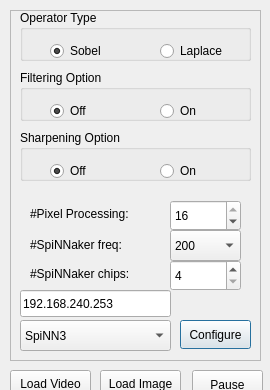
indarsugiarto/Graceful_VidPro, file gui/SpiNNvidStreamer/src/vidstreamer.ui: the form before one commit; both pictures show x 0 to 270 and y 0 to 390 of the 270 by 600 pixel window.
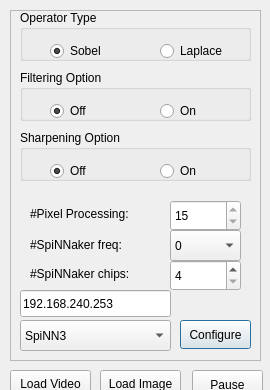
The form after the commit.

```diff
--- a/gui/SpiNNvidStreamer/src/vidstreamer.ui
+++ b/gui/SpiNNvidStreamer/src/vidstreamer.ui
@@ -275,6 +275,16 @@
       <height>31</height>
      </rect>
     </property>
+    <item>
+     <property name="text">
+      <string>0</string>
+     </property>
+    </item>
+    <item>
+     <property name="text">
+      <string>100</string>
+     </property>
+    </item>
     <item>
      <property name="text">
       <string>200</string>
@@ -334,14 +344,17 @@
       <height>31</height>
      </rect>
     </property>
+    <property name="readOnly">
+     <bool>true</bool>
+    </property>
     <property name="minimum">
      <number>1</number>
     </property>
     <property name="maximum">
-     <number>16</number>
+     <number>15</number>
     </property>
     <property name="value">
-     <number>16</number>
+     <number>15</number>
     </property>
    </widget>
   </widget>
```
